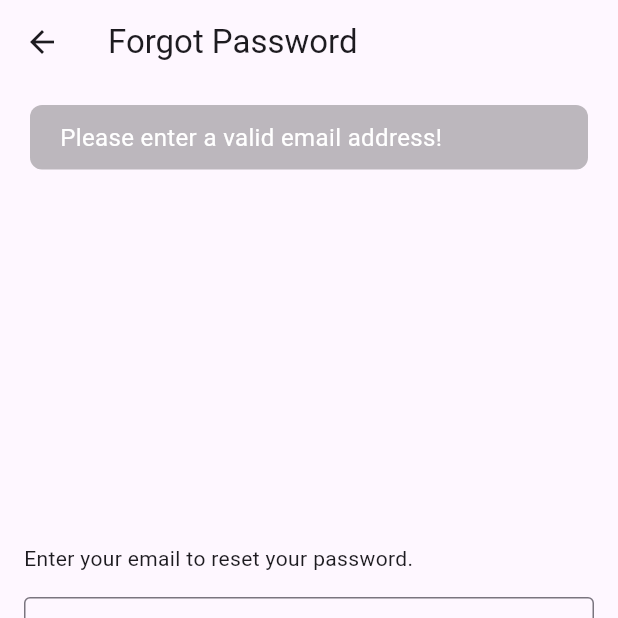
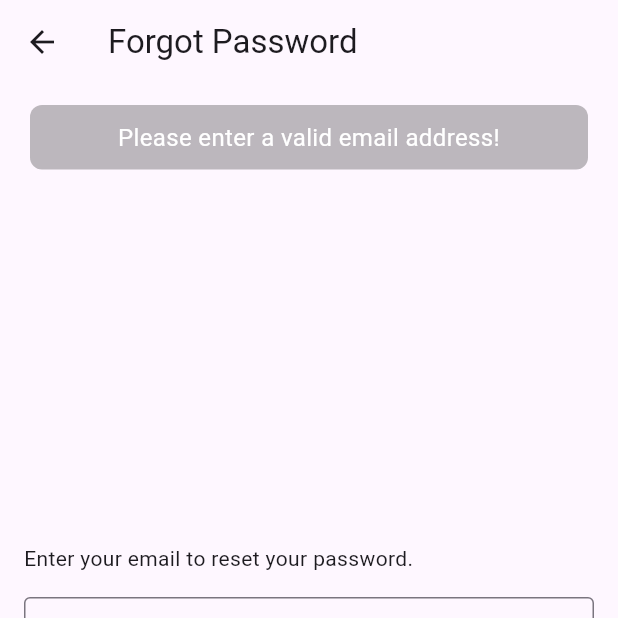
Before and after one commit to sanabelalrub2/MediTrack, a Flutter app: the Forgot_Password screen opened directly, after a tap on "Reset Password", on a phone screen of 412 x 824 dp, the top half of it. Run offline on Flutter 3.47's test engine with Material 3 defaults, Android fonts, the phone set to English and light mode, and no system bars.

Commit message:
init commmit

```diff
--- a/lib/screens/auth/Forget_Password.dart
+++ b/lib/screens/auth/Forget_Password.dart
@@ -1,4 +1,5 @@
 import 'package:flutter/material.dart';
+import 'reset_password.dart'; //
 
 class Forgot_Password extends StatefulWidget {
   @override
@@ -12,17 +13,14 @@ class _ForgotPasswordState extends State<Forgot_Password> {
     String email = emailController.text.trim();
 
     if (email.isEmpty || !email.contains("@")) {
-
       _showTopSnackBar(context, "Please enter a valid email address!", Colors.black26);
     } else {
-
       Navigator.push(
         context,
-        MaterialPageRoute(builder: (context) => ResetPassword()),
+        MaterialPageRoute(builder: (context) => const ResetPassword()), //
       );
     }
   }
-
 
   void _showTopSnackBar(BuildContext context, String message, Color backgroundColor) {
     final overlay = Overlay.of(context);
@@ -41,18 +39,17 @@ class _ForgotPasswordState extends State<Forgot_Password> {
             ),
             child: Text(
               message,
-              style: TextStyle(color: Colors.white, fontSize: 16),
+              style: const TextStyle(color: Colors.white, fontSize: 16),
+              textAlign: TextAlign.center,
             ),
           ),
         ),
       ),
     );
 
-
     overlay.insert(overlayEntry);
 
-
-    Future.delayed(Duration(seconds: 4), () {
+    Future.delayed(const Duration(seconds: 3), () {
       overlayEntry.remove();
     });
   }
@@ -60,29 +57,29 @@ class _ForgotPasswordState extends State<Forgot_Password> {
   @override
   Widget build(BuildContext context) {
     return Scaffold(
-      appBar: AppBar(title: Text("Forgot Password")),
+      appBar: AppBar(title: const Text("Forgot Password")),
       body: Padding(
         padding: const EdgeInsets.all(16.0),
         child: Column(
           mainAxisAlignment: MainAxisAlignment.center,
           crossAxisAlignment: CrossAxisAlignment.start,
           children: [
-            Text("Enter your email to reset your password."),
-            SizedBox(height: 16),
+            const Text("Enter your email to reset your password."),
+            const SizedBox(height: 16),
             TextField(
               controller: emailController,
-              decoration: InputDecoration(
+              decoration: const InputDecoration(
                 labelText: "Email Address",
                 border: OutlineInputBorder(),
                 prefixIcon: Icon(Icons.email),
               ),
               keyboardType: TextInputType.emailAddress,
             ),
-            SizedBox(height: 16),
+            const SizedBox(height: 16),
             Center(
               child: ElevatedButton(
                 onPressed: _resetPassword,
-                child: Text("Reset Password"),
+                child: const Text("Reset Password"),
               ),
             ),
           ],
@@ -91,15 +88,3 @@ class _ForgotPasswordState extends State<Forgot_Password> {
     );
   }
 }
-
-class ResetPassword extends StatelessWidget {
-  const ResetPassword({Key? key}) : super(key: key);
-
-  @override
-  Widget build(BuildContext context) {
-    return Scaffold(
-      appBar: AppBar(title: Text("Reset Password")),
-      body: Center(child: Text("Please enter a new password.")),
-    );
-  }
-}
```
Also changed, not shown: lib/screens/auth/reset_password.dart (+26 -9 lines), lib/screens/auth/sign/Sign_In.dart (+6 -20 lines), lib/widget/sigin_widget.dart (deleted, +0 -43 lines), lib/widget/sign_in_widget.dart (added, +44 -0 lines).
